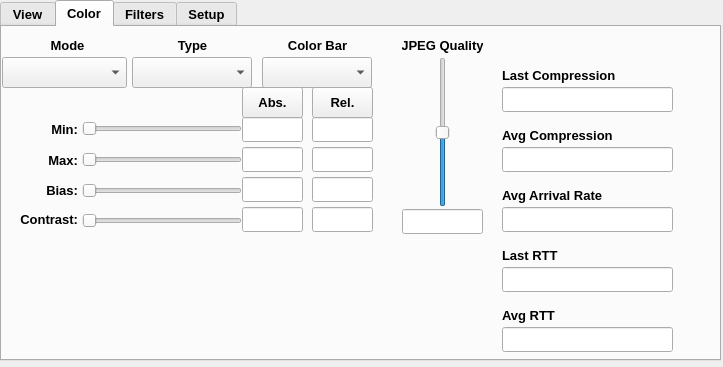
Before: the Qt Designer form src/gui/rtimvControlPanel.ui in jaredmales/rtimv, drawn with Qt 5.
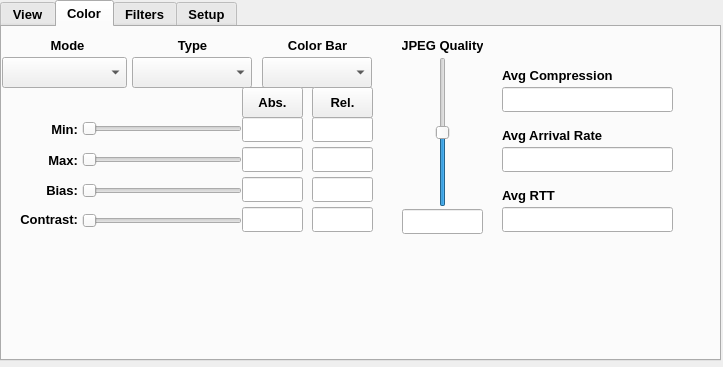
After: the same form once the commit is applied. The open tabs and pages were chosen to show the change. Icons and pictures are not drawn.

Commit message: Tune remote image pipeline controls

Patch:
```diff
--- a/src/gui/rtimvControlPanel.ui
+++ b/src/gui/rtimvControlPanel.ui
@@ -1799,40 +1799,11 @@
       <set>Qt::AlignCenter</set>
      </property>
     </widget>
-    <widget class="QLabel" name="lastCompressionRatioLabel">
-     <property name="geometry">
-      <rect>
-       <x>500</x>
-       <y>40</y>
-       <width>171</width>
-       <height>16</height>
-      </rect>
-     </property>
-     <property name="text">
-      <string>Last Compression</string>
-     </property>
-    </widget>
-    <widget class="QLineEdit" name="lastCompressionRatioEntry">
-     <property name="geometry">
-      <rect>
-       <x>500</x>
-       <y>60</y>
-       <width>171</width>
-       <height>25</height>
-      </rect>
-     </property>
-     <property name="alignment">
-      <set>Qt::AlignCenter</set>
-     </property>
-     <property name="readOnly">
-      <bool>true</bool>
-     </property>
-    </widget>
     <widget class="QLabel" name="avgCompressionRatioLabel">
      <property name="geometry">
       <rect>
        <x>500</x>
-       <y>100</y>
+       <y>40</y>
        <width>171</width>
        <height>16</height>
       </rect>
@@ -1845,7 +1816,7 @@
      <property name="geometry">
       <rect>
        <x>500</x>
-       <y>120</y>
+       <y>60</y>
        <width>171</width>
        <height>25</height>
       </rect>
@@ -1861,7 +1832,7 @@
      <property name="geometry">
       <rect>
        <x>500</x>
-       <y>160</y>
+       <y>100</y>
        <width>171</width>
        <height>16</height>
       </rect>
@@ -1874,36 +1845,7 @@
      <property name="geometry">
       <rect>
        <x>500</x>
-       <y>180</y>
-       <width>171</width>
-       <height>25</height>
-      </rect>
-     </property>
-     <property name="alignment">
-      <set>Qt::AlignCenter</set>
-     </property>
-     <property name="readOnly">
-      <bool>true</bool>
-     </property>
-    </widget>
-    <widget class="QLabel" name="lastRttLabel">
-     <property name="geometry">
-      <rect>
-       <x>500</x>
-       <y>220</y>
-       <width>171</width>
-       <height>16</height>
-      </rect>
-     </property>
-     <property name="text">
-      <string>Last RTT</string>
-     </property>
-    </widget>
-    <widget class="QLineEdit" name="lastRttEntry">
-     <property name="geometry">
-      <rect>
-       <x>500</x>
-       <y>240</y>
+       <y>120</y>
        <width>171</width>
        <height>25</height>
       </rect>
@@ -1919,7 +1861,7 @@
      <property name="geometry">
       <rect>
        <x>500</x>
-       <y>280</y>
+       <y>160</y>
        <width>171</width>
        <height>16</height>
       </rect>
@@ -1932,7 +1874,7 @@
      <property name="geometry">
       <rect>
        <x>500</x>
-       <y>300</y>
+       <y>180</y>
        <width>171</width>
        <height>25</height>
       </rect>
```
Left out of the diff: 35 changed lines with no effect on the pictures. The commit also changes 4 other files.
